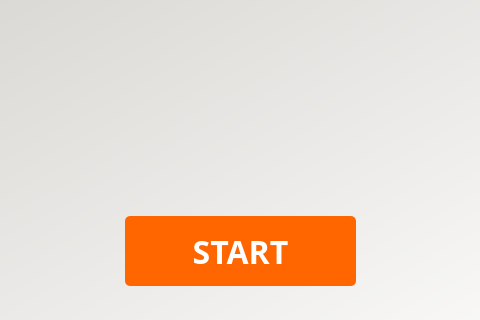
First picture: the form in FRONTEND/windowStart.ui, repository Jonnykoder/RTHM-Device, before the edit; both pictures show x 272 to 752 and y 244 to 564 of the 1024 by 564 pixel window.
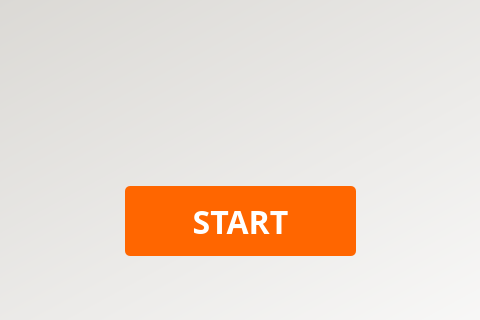
Second picture: the form after the edit. Icons and pictures are not drawn.

What changed in the file:
```diff
--- a/FRONTEND/windowStart.ui
+++ b/FRONTEND/windowStart.ui
@@ -52,7 +52,7 @@
     <property name="geometry">
      <rect>
       <x>397</x>
-      <y>460</y>
+      <y>430</y>
       <width>231</width>
       <height>70</height>
      </rect>
```
